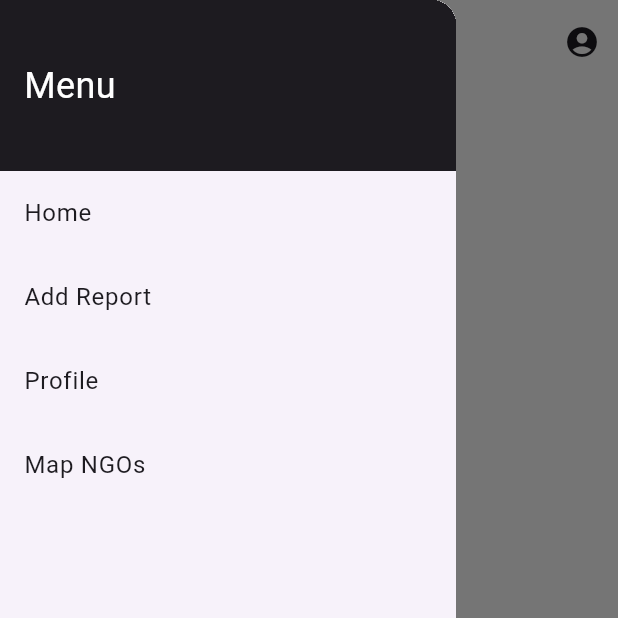
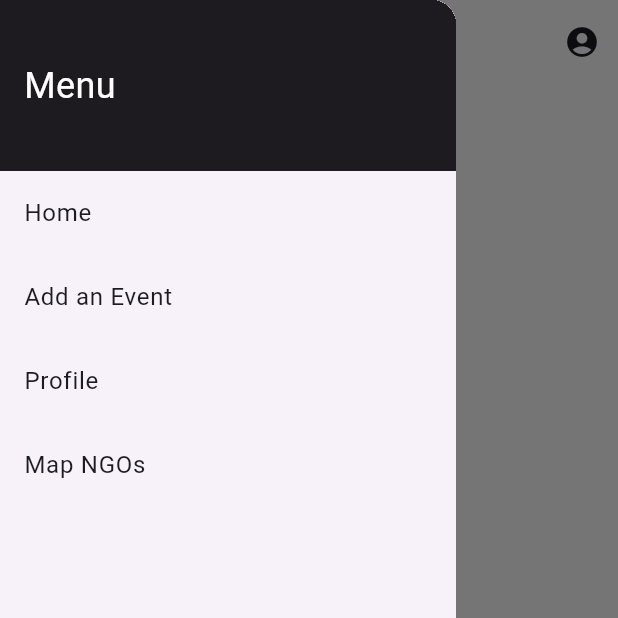
Before and after one commit to ganeswar-velvadapu/env, a Flutter app: the Layout screen opened by its route, with the side drawer open, on a phone screen of 412 x 824 dp, the top half of it. Run offline on Flutter 3.47's test engine with Material 3 defaults, Android fonts, the light colour scheme and no system bars; our stand-ins replace dio, flutter_dotenv, flutter_secure_storage, geocoding, geolocator, go_router; accounts and stored records are empty; network calls fail.

Commit message:
some change

```diff
--- a/frontend/lib/layout.dart
+++ b/frontend/lib/layout.dart
@@ -39,7 +39,6 @@ class _LayoutState extends State<Layout> {
     } else {
       setState(() {
         _hasValidToken = false;
-        // When no token, exclude AddReportScreen from the list
         _screens = const [
           HomeScreen(),
           ProfileScreen(),
@@ -71,7 +70,7 @@ class _LayoutState extends State<Layout> {
         centerTitle: true,
         elevation: 0,
         title: Text(
-          "Random",
+          "BIOVERSE",
           style: TextStyle(
             color: theme.colorScheme.onSurface,
             fontWeight: FontWeight.w500,
@@ -109,7 +108,7 @@ class _LayoutState extends State<Layout> {
             if (_hasValidToken)
               ListTile(
                 title: Text(
-                  'Add Report',
+                  'Add an Event',
                   style: TextStyle(color: theme.colorScheme.onSurface),
                 ),
                 onTap: () => _onDrawerItemTapped(1),
```
